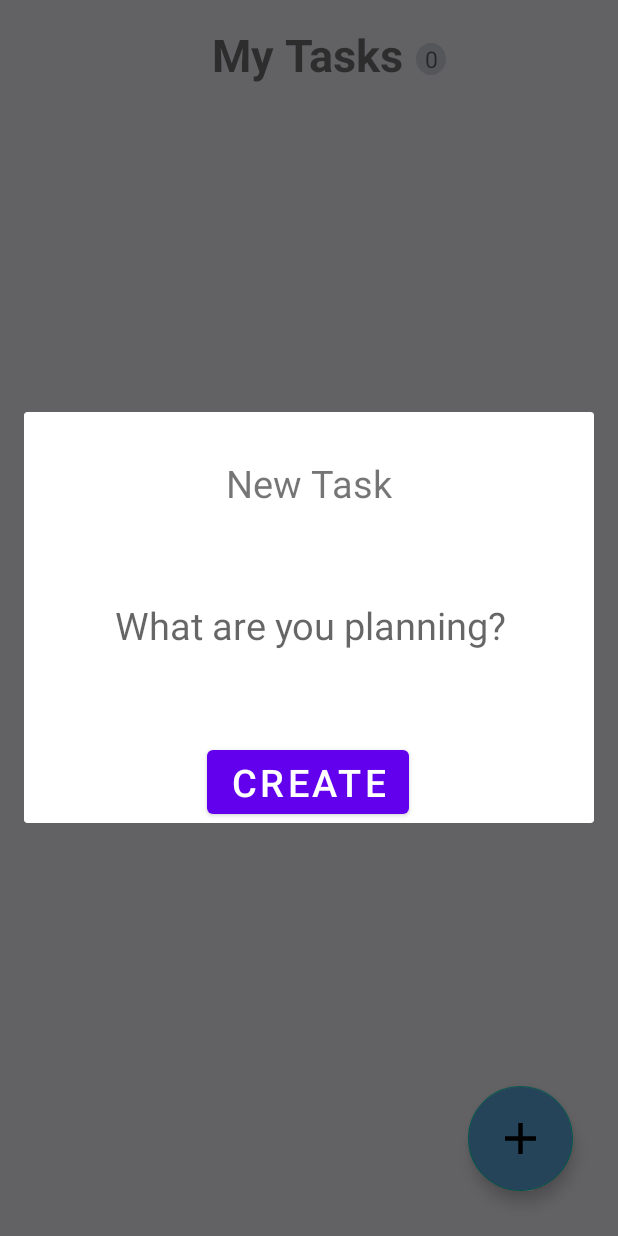
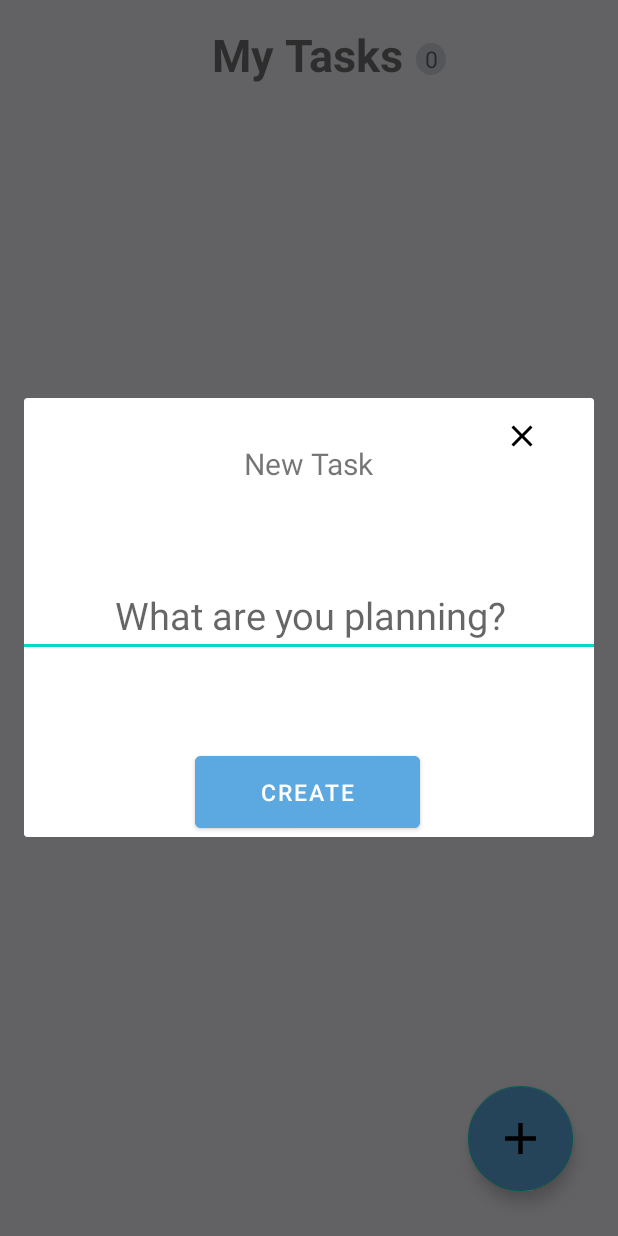
Before and after one commit to Pallypowa/Android-To-Do-App, an Android app: the screen it shows after launch (MainActivity), after a tap on an icon or button, on a phone screen of 412 x 824 dp. Run offline under Robolectric (Android 15) with nearby library versions, the phone set to English and light mode, and no system bars.

Commit message:
Dialog Fragment added 2.0

```diff
--- a/src/main/java/com/example/todoapp/activities/CreateTaskFragment.kt
+++ b/src/main/java/com/example/todoapp/activities/CreateTaskFragment.kt
@@ -1,13 +1,19 @@
 package com.example.todoapp.activities
 
+import android.app.DatePickerDialog
+import android.os.Build
 import android.os.Bundle
 import android.view.LayoutInflater
 import android.view.View
 import android.view.ViewGroup
+import android.widget.DatePicker
+import androidx.annotation.RequiresApi
 import androidx.fragment.app.DialogFragment
 import com.example.todoapp.R
 import kotlinx.android.synthetic.main.activity_task_create.*
 import kotlinx.android.synthetic.main.activity_task_create.view.*
+import java.util.*
+import javax.xml.datatype.DatatypeConstants.MONTHS
 
 class CreateTaskFragment(private val listener: CreateTaskListener): DialogFragment() {
 
@@ -15,6 +21,7 @@ class CreateTaskFragment(private val listener: CreateTaskListener): DialogFragme
         fun onCreateTask(task: String)
     }
 
+    @RequiresApi(Build.VERSION_CODES.N)
     override fun onCreateView(
         inflater: LayoutInflater,
         container: ViewGroup?,
@@ -27,6 +34,31 @@ class CreateTaskFragment(private val listener: CreateTaskListener): DialogFragme
             listener.onCreateTask(task_text2.text.toString())
             dismiss()
         }
+
+        rootView.cancel_button.setOnClickListener {
+            dismiss()
+        }
+
+
+//        rootView.set_deadline.setOnClickListener {
+//            val c = Calendar.getInstance()
+//            val year = c.get(Calendar.YEAR)
+//            val month = c.get(Calendar.MONTH)
+//            val day = c.get(Calendar.DAY_OF_MONTH)
+//            val datePickerDialog = DatePickerDialog(rootView.context, R.style.MySpinnerDatePickerStyle,
+//                { _, year, monthOfYear, dayOfMonth ->
+//
+//                    // Display Selected date in textbox
+//                    text_deadline.setText("$dayOfMonth $month, $year")
+//
+//                }, year, month, day)
+//            datePickerDialog.show()
+//
+//            datePickerDialog.setOnDateSetListener { _, i, i2, i3 ->
+//                text_deadline.text = "deadline: $i/$i2/$i3"
+//            }
+//        }
+
         return rootView
     }
 }
--- a/src/main/java/com/example/todoapp/activities/LongTextActivity.kt
+++ b/src/main/java/com/example/todoapp/activities/LongTextActivity.kt
@@ -27,7 +27,7 @@ class LongTextActivity : AppCompatActivity() {
         }
 
         reminder_button.setOnClickListener{
-            Snackbar.make(card_view, "Not yet implemented!", Snackbar.LENGTH_SHORT).show()
+            Snackbar.make(card_view, "Not implemented yet", Snackbar.LENGTH_SHORT).show()
         }
     }
 }
--- a/src/main/java/com/example/todoapp/activities/MainActivity.kt
+++ b/src/main/java/com/example/todoapp/activities/MainActivity.kt
@@ -108,7 +108,7 @@ class MainActivity : AppCompatActivity(), RecyclerViewAdapter.OnItemClickListene
                 super.onMoved(recyclerView, viewHolder, fromPos, target, toPos, x, y)
                 Log.d("longtexts:", "positions: $fromPos $toPos $longTexts")
                 updateLongTextMap(fromPos, toPos)
-                if(!dragged) viewHolder.itemView.alpha = 1.0f
+                if(!dragged || fromPos == toPos) viewHolder.itemView.alpha = 1.0f
                 //recyclerView.scrollToPosition(toPos)
             }
 
@@ -294,7 +294,7 @@ class MainActivity : AppCompatActivity(), RecyclerViewAdapter.OnItemClickListene
             recyclerView?.smoothScrollToPosition(data!!.size - 1)
             setTaskNumber()
             longTexts[data!!.lastIndex] = ""
-            //recyclerView?.scrollToPosition(data.size - 1)
+            recyclerView?.smoothScrollToPosition(data!!.size - 1)
         }
         else{
             Snackbar
--- a/src/main/res/layout/activity_main.xml
+++ b/src/main/res/layout/activity_main.xml
@@ -30,6 +30,7 @@
         android:fadeScrollbars="false"
         android:fadingEdge="vertical"
         android:fadingEdgeLength="150dp"
+        android:scrollbars="vertical"
         android:requiresFadingEdge="vertical"
         app:layout_constraintBottom_toBottomOf="parent"
         app:layout_constraintEnd_toEndOf="parent"
--- a/src/main/res/layout/activity_task_create.xml
+++ b/src/main/res/layout/activity_task_create.xml
@@ -5,12 +5,26 @@
     android:layout_width="match_parent"
     android:layout_height="match_parent">
 
+    <ImageButton
+        android:id="@+id/cancel_button"
+        android:layout_width="wrap_content"
+        android:layout_height="wrap_content"
+        android:layout_marginLeft="50dp"
+        android:layout_marginTop="20dp"
+        android:background="@android:color/transparent"
+        android:tint="@color/black"
+        app:layout_constraintBottom_toTopOf="@+id/textView3"
+        app:layout_constraintEnd_toEndOf="parent"
+        app:layout_constraintStart_toEndOf="@+id/textView3"
+        app:layout_constraintTop_toTopOf="parent"
+        app:srcCompat="@drawable/ic_baseline_clear_24"
+        tools:srcCompat="@drawable/ic_baseline_clear_24" />
+
     <EditText
         android:id="@+id/task_text2"
         android:layout_width="400dp"
         android:layout_height="wrap_content"
         android:layout_marginTop="60dp"
-        android:background="@null"
         android:ems="10"
         android:gravity="start|top"
         android:hint="What are you planning?"
@@ -22,15 +36,17 @@
         app:layout_constraintStart_toStartOf="parent"
         app:layout_constraintTop_toBottomOf="@+id/textView3" />
 
+
     <Button
         android:id="@+id/create_button"
-        android:layout_width="wrap_content"
-        android:layout_height="wrap_content"
+        android:layout_width="150dp"
+        android:layout_height="60dp"
         android:layout_marginTop="60dp"
+        android:backgroundTint="#5ca8e0"
         android:text="@string/create"
-        android:textSize="25sp"
+        android:textSize="15sp"
         app:layout_constraintEnd_toEndOf="@+id/task_text2"
-        app:layout_constraintHorizontal_bias="0.498"
+        app:layout_constraintHorizontal_bias="0.496"
         app:layout_constraintStart_toStartOf="@+id/task_text2"
         app:layout_constraintTop_toBottomOf="@+id/task_text2" />
 
@@ -40,7 +56,7 @@
         android:layout_height="wrap_content"
         android:layout_marginTop="30dp"
         android:text="@string/new_task"
-        android:textSize="25sp"
+        android:textSize="20sp"
         app:layout_constraintEnd_toEndOf="parent"
         app:layout_constraintStart_toStartOf="parent"
         app:layout_constraintTop_toTopOf="parent" />
--- a/src/main/res/values/themes.xml
+++ b/src/main/res/values/themes.xml
@@ -15,4 +15,12 @@
         <item name="android:statusBarColor" tools:targetApi="l">?attr/colorPrimaryVariant</item>
         <!-- Customize your theme here. -->
     </style>
+
+    <style name="MySpinnerDatePickerStyle" parent="android:Theme.Material.Dialog">
+        <item name="android:datePickerStyle">@style/MySpinnerDatePicker</item>
+    </style>
+
+    <style name="MySpinnerDatePicker" parent="android:Widget.Material.DatePicker">
+        <item name="android:datePickerMode">spinner</item>
+    </style>
 </resources>
```
